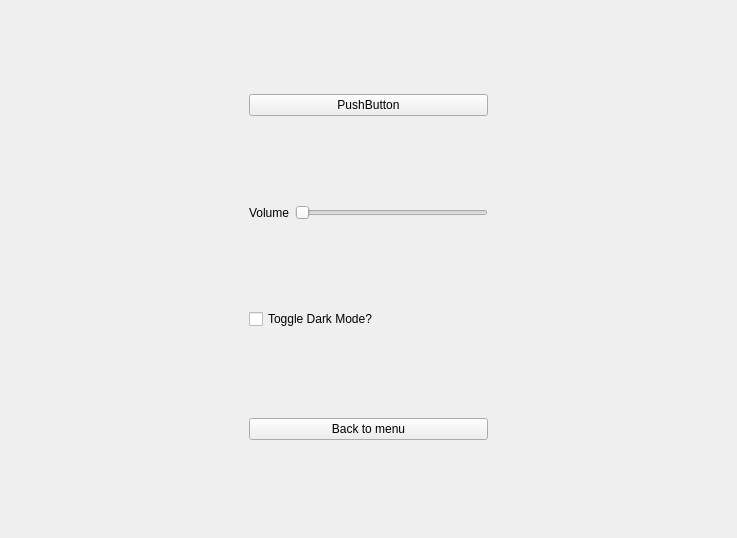
Above: settings.ui from Tock15/FEMjump before the change. Below: the same form after it.
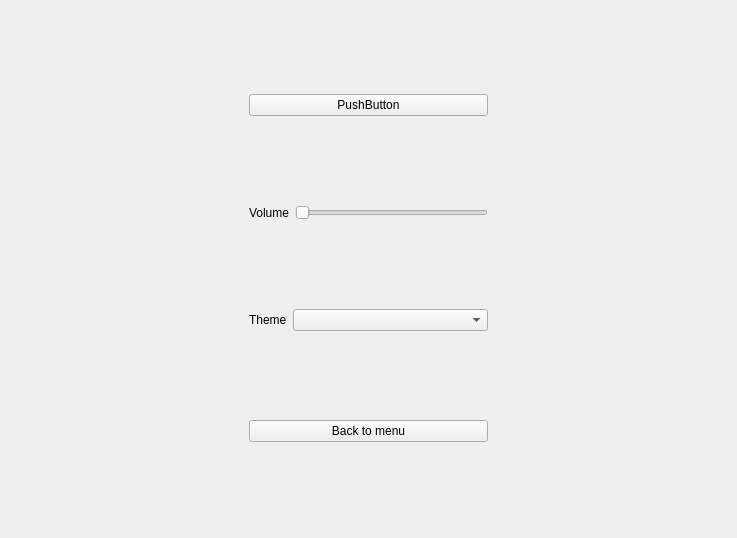
That is the form after the change.

Patch:
```diff
--- a/settings.ui
+++ b/settings.ui
@@ -61,9 +61,19 @@
      <item>
       <layout class="QHBoxLayout" name="horizontalLayout_5">
        <item>
-        <widget class="QCheckBox" name="themeToggleButton">
+        <widget class="QLabel" name="label_2">
          <property name="text">
-          <string>Toggle Dark Mode?</string>
+          <string>Theme</string>
+         </property>
+        </widget>
+       </item>
+       <item>
+        <widget class="QComboBox" name="themeComboBox">
+         <property name="sizePolicy">
+          <sizepolicy hsizetype="Expanding" vsizetype="Fixed">
+           <horstretch>0</horstretch>
+           <verstretch>0</verstretch>
+          </sizepolicy>
          </property>
         </widget>
        </item>
```
